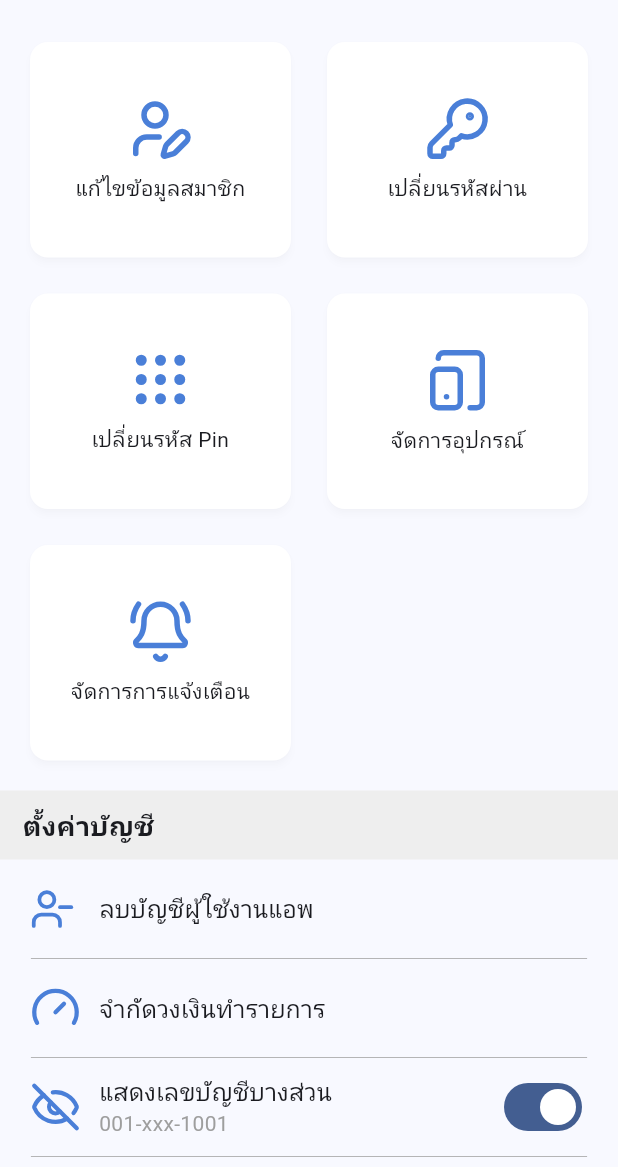
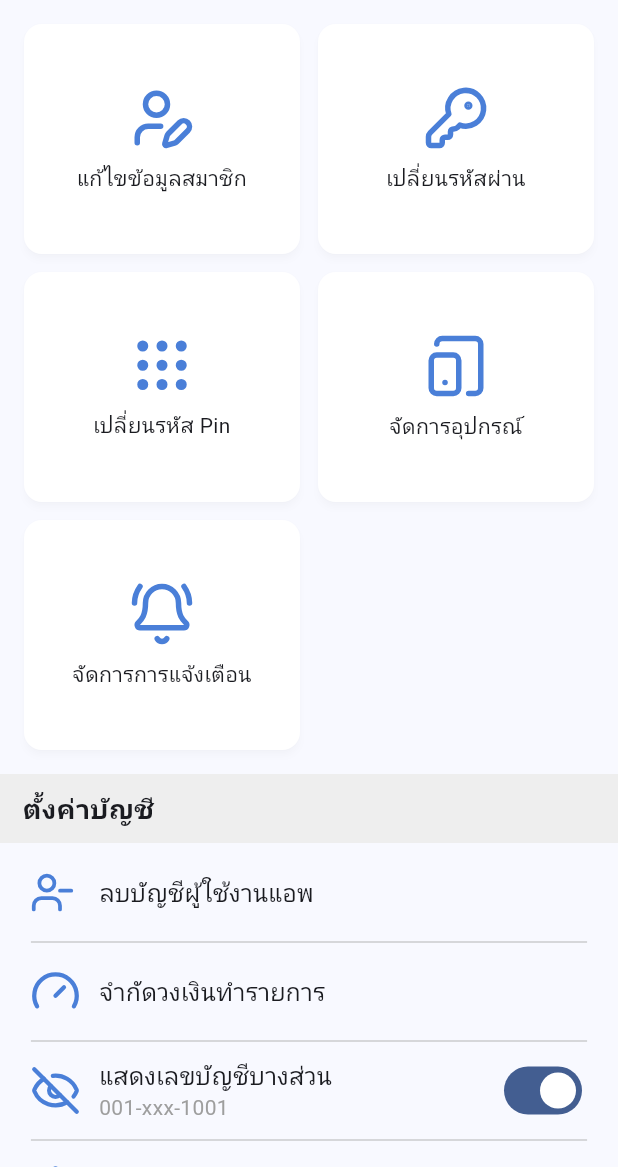
Before and after one commit to DemoEto/saving_coop_showcase, a Flutter app: the SettingScreen screen opened directly, on a phone screen of 412 x 824 dp, the part 69-1236 px from its top. Run offline on Flutter 3.47's test engine with Material 3 defaults, Android fonts, the phone set to English and light mode, and no system bars; our stand-ins replace bloc, dartz, equatable, flutter_bloc, flutter_easyloading, get_it and 4 more; missing offline and left inert: mobile_scanner; accounts and stored records are empty; Roboto replaces fonts that are missing (Prompt).

Commit message:
refactor: no appbar, edit margin

```diff
--- a/lib/features/setting/presentation/widgets/user_setting_widget.dart
+++ b/lib/features/setting/presentation/widgets/user_setting_widget.dart
@@ -13,7 +13,6 @@ class UserSettingwidget extends StatelessWidget {
 
   @override
   Widget build(BuildContext context) {
-
     void goToChangePassword(BuildContext context, String title) {
       // Navigator.pushNamed(
       //   context,
@@ -63,13 +62,13 @@ class UserSettingwidget extends StatelessWidget {
       }
     }
 
-
     return Column(
+      mainAxisAlignment: MainAxisAlignment.start,
       children: [
         Container(
           width: double.infinity,
           padding: const EdgeInsets.fromLTRB(15, 10, 10, 10),
-              decoration: BoxDecoration(color: Colors.grey[200]),
+          decoration: BoxDecoration(color: AppColors.greyLight),
           child: Text(
             context.t.userSetting,
             style: const TextStyle(
@@ -78,15 +77,15 @@ class UserSettingwidget extends StatelessWidget {
             ),
           ),
         ),
-            SizedBox(height: 8),
         Padding(
-              padding: const EdgeInsets.all(16),
+          padding: const EdgeInsets.fromLTRB(16, 16, 16, 16),
           child: GridView.count(
+            padding: EdgeInsets.zero,
             crossAxisCount: 2,
             shrinkWrap: true,
             physics: const NeverScrollableScrollPhysics(),
-                mainAxisSpacing: 16,
-                crossAxisSpacing: 16,
+            mainAxisSpacing: 12,
+            crossAxisSpacing: 12,
             childAspectRatio: 1.2,
             children: [
               Cardmenu(
@@ -100,7 +99,6 @@ class UserSettingwidget extends StatelessWidget {
 
                   AppLoading.dismiss();
 
-
                   // แสดงข้อความแจ้งเตือน
                   showDialog(
                     context: context,
@@ -112,70 +110,57 @@ class UserSettingwidget extends StatelessWidget {
                       onConfirm: () {},
                     ),
                   );
-
                 },
               ),
               Cardmenu(
                   title: context.t.changePassword,
                   icon: LucideIcons.keyRound,
-                    ontap: () => onTapUserMenu(context, 'SettingChangePassword')
-                  ),
+                  ontap: () => onTapUserMenu(context, 'SettingChangePassword')),
               Cardmenu(
                   title: context.t.changePin,
                   icon: LucideIcons.grip,
-                    ontap: () => onTapUserMenu(context, 'ChangePin')
-                  ),
+                  ontap: () => onTapUserMenu(context, 'ChangePin')),
               Cardmenu(
                   title: context.t.manageDevices,
                   icon: LucideIcons.tabletSmartphone,
-                    ontap: () => onTapUserMenu(context, 'SettingManageDevice')
-                  ),
+                  ontap: () => onTapUserMenu(context, 'SettingManageDevice')),
               Cardmenu(
                   title: context.t.manageNotification,
                   icon: LucideIcons.bellRing,
-                    ontap: () => onTapUserMenu(context, 'SettingManageNotification')
-                  ),
+                  ontap: () =>
+                      onTapUserMenu(context, 'SettingManageNotification')),
             ],
           ),
         ),
       ],
     );
-
-
   }
-
-
 }
 
 class Cardmenu extends StatelessWidget {
   final String title;
   final IconData icon;
-  final bool isFontAwesome;
   final VoidCallback? ontap;
 
   const Cardmenu({
     super.key,
     required this.title,
     required this.icon,
-    this.isFontAwesome = false,
     this.ontap,
   });
 
   @override
   Widget build(BuildContext context) {
-    final double size = isFontAwesome ? 40 : 44;
-
     return Card(
+      margin: EdgeInsets.zero,
       shape: RoundedRectangleBorder(borderRadius: BorderRadius.circular(12)),
       child: InkWell(
         onTap: ontap,
         borderRadius: BorderRadius.circular(12),
-        child: Padding(
-          padding: const EdgeInsets.all(16),
         child: Column(
           mainAxisAlignment: MainAxisAlignment.center,
           children: [
-              Icon(icon, size: size, color: AppColors.blueDark3),
+            Icon(icon, size: 44, color: AppColors.blueDark3),
             const SizedBox(height: 8),
             Text(
               title,
@@ -186,7 +171,6 @@ class Cardmenu extends StatelessWidget {
           ],
         ),
       ),
-      ),
     );
   }
 }
```
Lines whose indentation alone changed are shown as unchanged.
